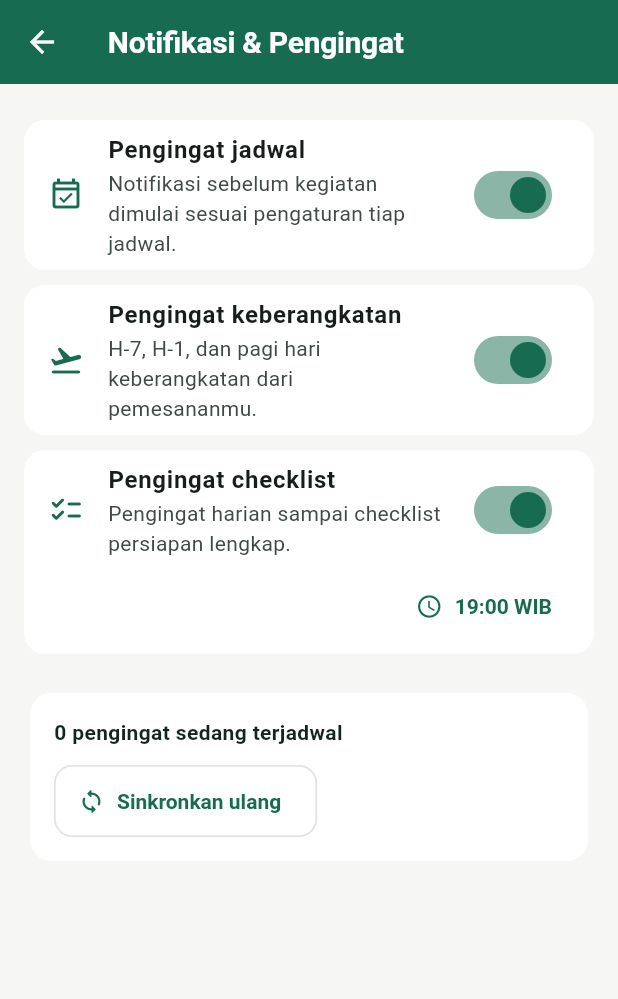
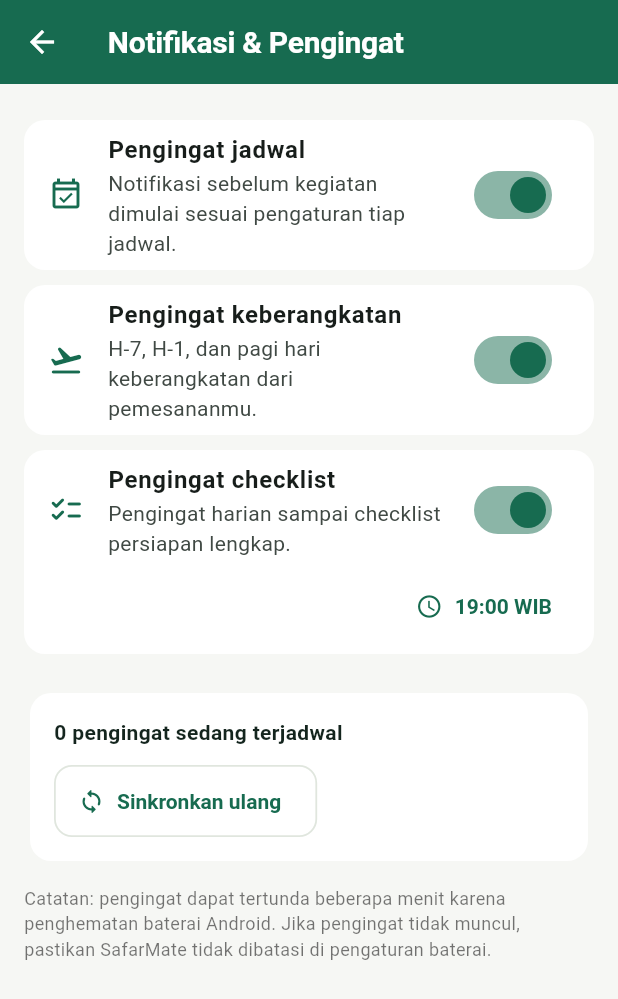
Before and after one commit to rahzaame/Projek_Akhir_PAM, a Flutter app: the NotificationSettingsPage screen opened directly, on a phone screen of 412 x 824 dp. Shown: the top 999 px of the screen. Run offline on Flutter 3.47's test engine with Material 3 defaults, Android fonts, the light colour scheme and no system bars; our stand-ins replace file_picker, flutter_local_notifications, flutter_map, flutter_markdown, flutter_secure_storage, geolocator and 7 more; accounts and stored records are empty.

Commit message:
Kembalikan receiver, izin notifikasi, dan catatan baterai

```diff
--- a/lib/pages/notification_setting.dart
+++ b/lib/pages/notification_setting.dart
@@ -232,6 +232,13 @@ class _NotificationSettingsPageState extends State<NotificationSettingsPage> {
                     ),
                   ),
                 ),
+                const SizedBox(height: 12),
+                const Text(
+                  'Catatan: pengingat dapat tertunda beberapa menit karena '
+                  'penghematan baterai Android. Jika pengingat tidak muncul, '
+                  'pastikan SafarMate tidak dibatasi di pengaturan baterai.',
+                  style: TextStyle(fontSize: 12, color: Colors.black54),
+                ),
               ],
             ),
     );
```
Also changed, not shown: 1 other file.
